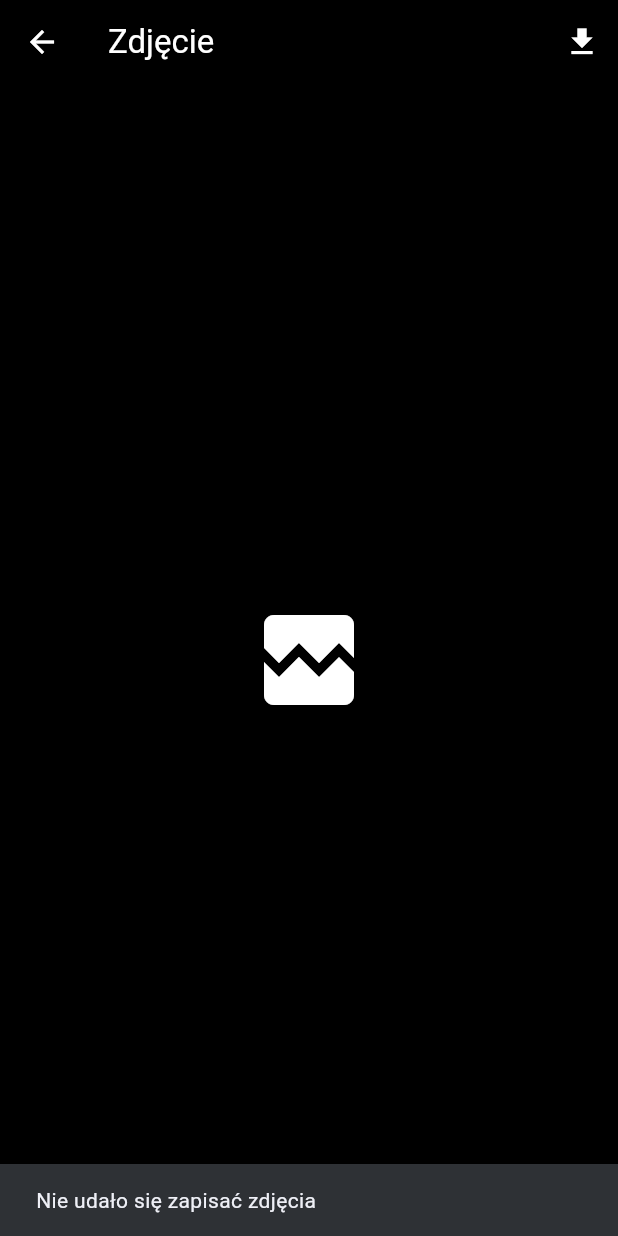
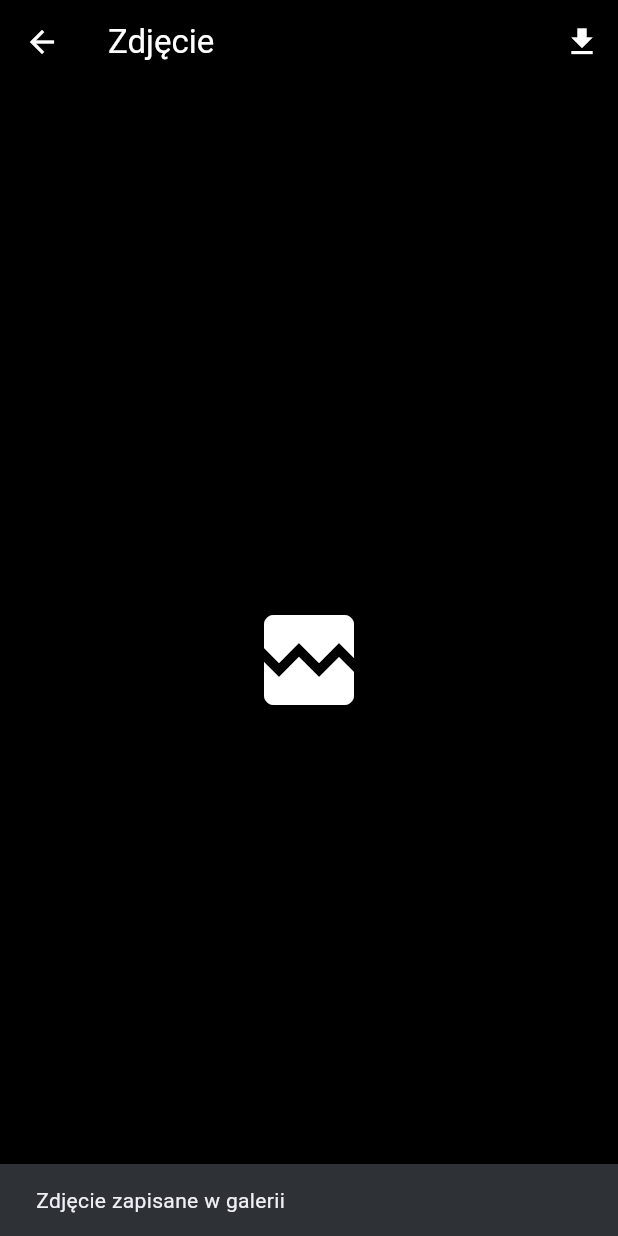
Before and after one commit to NoviPL/wto, a Flutter app: the FullScreenImage screen opened directly with empty values, after a tap on the "download" icon, on a phone screen of 412 x 824 dp. Run offline on Flutter 3.47's test engine with Material 3 defaults, Android fonts, the phone set to English and light mode, and no system bars; our stand-ins replace image_picker, sqflite; missing offline and left inert: gal; accounts and stored records are empty.

Commit message:
Dodane zdjecia v17

```diff
--- a/lib/main.dart
+++ b/lib/main.dart
@@ -4,7 +4,7 @@ import 'dart:io';
 import 'package:image_picker/image_picker.dart';
 import 'package:path_provider/path_provider.dart';
 import 'package:path/path.dart' as p;
-import 'package:gallery_saver_plus/gallery_saver.dart';
+import 'package:gal/gal.dart';
 void main() {
   runApp(const WTOApp());
 }
@@ -451,19 +451,25 @@ class FullScreenImage extends StatelessWidget {
   });
 
   Future<void> saveImage(BuildContext context) async {
-    final success = await GallerySaver.saveImage(imagePath);
+    try {
+      await Gal.putImage(imagePath);
 
-    if (!context.mounted) return;
+      if (!context.mounted) return;
 
-    ScaffoldMessenger.of(context).showSnackBar(
-      SnackBar(
-        content: Text(
-          success == true
-              ? 'Zdjęcie zapisane w galerii'
-              : 'Nie udało się zapisać zdjęcia',
+      ScaffoldMessenger.of(context).showSnackBar(
+        const SnackBar(
+          content: Text('Zdjęcie zapisane w galerii'),
         ),
-      ),
-    );
+      );
+    } catch (e) {
+      if (!context.mounted) return;
+
+      ScaffoldMessenger.of(context).showSnackBar(
+        const SnackBar(
+          content: Text('Nie udało się zapisać zdjęcia'),
+        ),
+      );
+    }
   }
 
   @override
--- a/pubspec.yaml
+++ b/pubspec.yaml
@@ -36,7 +36,7 @@ dependencies:
   path: ^1.9.1
   image_picker: ^1.1.2
   path_provider: ^2.1.5
-  gallery_saver_plus: ^3.2.9
+  gal: ^2.3.1
   # The following adds the Cupertino Icons font to your application.
   # Use with the CupertinoIcons class for iOS style icons.
 
```
Also changed, not shown: 1 other file.
